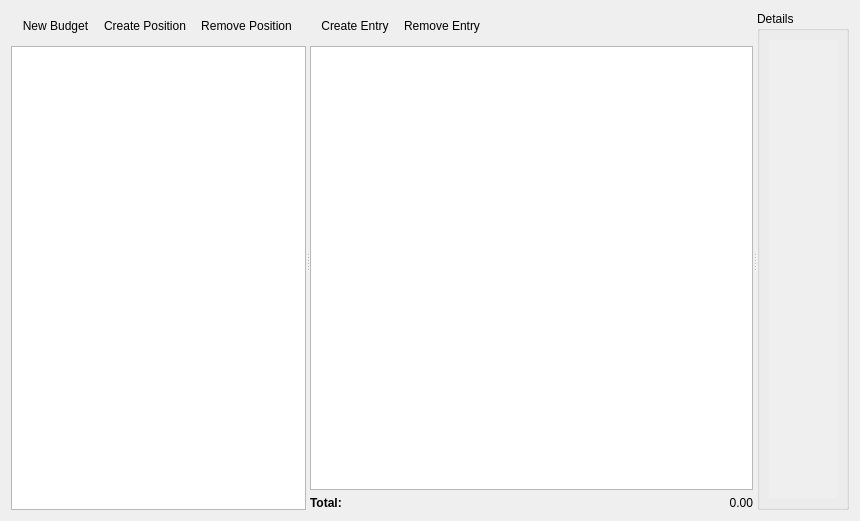
Old version of the form forms/budget.ui in the repository LukyLuke/PiTres.
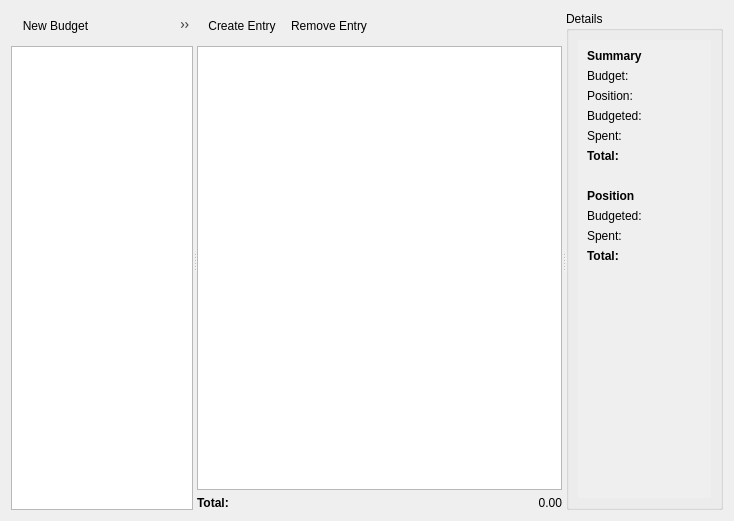
New version of the form. Icons and pictures are not drawn.

What changed in the file:
```diff
--- a/forms/budget.ui
+++ b/forms/budget.ui
@@ -6,7 +6,7 @@
    <rect>
     <x>0</x>
     <y>0</y>
-    <width>860</width>
+    <width>734</width>
     <height>521</height>
    </rect>
   </property>
@@ -26,7 +26,7 @@
      <widget class="QWidget" name="widget" native="true">
       <property name="sizePolicy">
        <sizepolicy hsizetype="Preferred" vsizetype="Preferred">
-        <horstretch>2</horstretch>
+        <horstretch>1</horstretch>
         <verstretch>0</verstretch>
        </sizepolicy>
       </property>
@@ -65,7 +65,7 @@
      <widget class="QWidget" name="widget_2" native="true">
       <property name="sizePolicy">
        <sizepolicy hsizetype="Preferred" vsizetype="Preferred">
-        <horstretch>3</horstretch>
+        <horstretch>2</horstretch>
         <verstretch>0</verstretch>
        </sizepolicy>
       </property>
@@ -87,7 +87,7 @@
          <item>
           <widget class="QLabel" name="label">
            <property name="text">
-            <string>&lt;html&gt;&lt;head/&gt;&lt;body&gt;&lt;p&gt;&lt;span style=&quot; font-weight:600;&quot;&gt;Total:&lt;/span&gt;&lt;/p&gt;&lt;/body&gt;&lt;/html&gt;</string>
+            <string>&lt;b&gt;Total:&lt;/b&gt;</string>
            </property>
           </widget>
          </item>
@@ -108,7 +108,7 @@
      <widget class="QGroupBox" name="groupBox">
       <property name="sizePolicy">
        <sizepolicy hsizetype="Preferred" vsizetype="Preferred">
-        <horstretch>1</horstretch>
+        <horstretch>2</horstretch>
         <verstretch>0</verstretch>
        </sizepolicy>
       </property>
@@ -118,9 +118,18 @@
       <layout class="QVBoxLayout" name="verticalLayout_3">
        <item>
         <widget class="QScrollArea" name="detailArea">
+         <property name="sizePolicy">
+          <sizepolicy hsizetype="Expanding" vsizetype="Preferred">
+           <horstretch>0</horstretch>
+           <verstretch>0</verstretch>
+          </sizepolicy>
+         </property>
          <property name="frameShape">
           <enum>QFrame::NoFrame</enum>
          </property>
+         <property name="horizontalScrollBarPolicy">
+          <enum>Qt::ScrollBarAlwaysOff</enum>
+         </property>
          <property name="widgetResizable">
           <bool>true</bool>
          </property>
@@ -129,10 +138,155 @@
            <rect>
             <x>0</x>
             <y>0</y>
-            <width>72</width>
+            <width>131</width>
             <height>477</height>
            </rect>
           </property>
+          <layout class="QFormLayout" name="formLayout">
+           <property name="fieldGrowthPolicy">
+            <enum>QFormLayout::ExpandingFieldsGrow</enum>
+           </property>
+           <item row="0" column="0">
+            <widget class="QLabel" name="label_2">
+             <property name="text">
+              <string>&lt;b&gt;Summary&lt;/b&gt;</string>
+             </property>
+            </widget>
+           </item>
+           <item row="1" column="0">
+            <widget class="QLabel" name="label_3">
+             <property name="text">
+              <string>Budget:</string>
+             </property>
+            </widget>
+           </item>
+           <item row="1" column="1">
+            <widget class="QLabel" name="labelSummaryBudget">
+             <property name="text">
+              <string/>
+             </property>
+            </widget>
+           </item>
+           <item row="2" column="0">
+            <widget class="QLabel" name="label_4">
+             <property name="text">
+              <string>Position:</string>
+             </property>
+            </widget>
+           </item>
+           <item row="2" column="1">
+            <widget class="QLabel" name="labelSummaryPosition">
+             <property name="text">
+              <string/>
+             </property>
+            </widget>
+           </item>
+           <item row="3" column="0">
+            <widget class="QLabel" name="label_5">
+             <property name="text">
+              <string>Budgeted:</string>
+             </property>
+            </widget>
+           </item>
+           <item row="3" column="1">
+            <widget class="QLabel" name="labelSummaryBudgeted">
+             <property name="text">
+              <string/>
+             </property>
+            </widget>
+           </item>
+           <item row="4" column="0">
+            <widget class="QLabel" name="label_6">
+             <property name="text">
+              <string>Spent:</string>
+             </property>
+            </widget>
+           </item>
+           <item row="4" column="1">
+            <widget class="QLabel" name="labelSummarySpent">
+             <property name="text">
+              <string/>
+             </property>
+            </widget>
+           </item>
+           <item row="5" column="0">
+            <widget class="QLabel" name="label_12">
+             <property name="text">
+              <string>&lt;b&gt;Total:&lt;/b&gt;</string>
+             </property>
+            </widget>
+           </item>
+           <item row="5" column="1">
+            <widget class="QLabel" name="labelSummaryTotal">
+             <property name="text">
+              <string/>
+             </property>
+            </widget>
+           </item>
+           <item row="6" column="0">
+            <widget class="QLabel" name="label_7">
+             <property name="text">
+              <string/>
+             </property>
+            </widget>
+           </item>
+           <item row="7" column="0">
+            <widget class="QLabel" name="label_8">
+             <property name="text">
+              <string>&lt;b&gt;Position&lt;/b&gt;</string>
+             </property>
+            </widget>
+           </item>
+           <item row="8" column="0">
+            <widget class="QLabel" name="label_9">
+             <property name="text">
+              <string>Budgeted:</string>
+             </property>
+            </widget>
+           </item>
+           <item row="8" column="1">
+            <widget class="QLabel" name="labelOverviewBudgeted">
+             <property name="text">
+              <string/>
+             </property>
+            </widget>
+           </item>
+           <item row="9" column="0">
+            <widget class="QLabel" name="label_10">
+             <property name="text">
+              <string>Spent:</string>
+             </property>
+            </widget>
+           </item>
+           <item row="9" column="1">
+            <widget class="QLabel" name="labelOverviewSpent">
+             <property name="text">
+              <string/>
+             </property>
+            </widget>
+           </item>
+           <item row="10" column="0">
+            <widget class="QLabel" name="label_11">
+             <property name="text">
+              <string>&lt;b&gt;Total:&lt;/b&gt;</string>
+             </property>
+            </widget>
+           </item>
+           <item row="10" column="1">
+            <widget class="QLabel" name="labelOverviewTotal">
+             <property name="text">
+              <string/>
+             </property>
+            </widget>
+           </item>
+           <item row="7" column="1">
+            <widget class="QLabel" name="labelOverviewPosition">
+             <property name="text">
+              <string/>
+             </property>
+            </widget>
+           </item>
+          </layout>
          </widget>
         </widget>
        </item>
```
Left out of the diff: 2 changed lines with no effect on the pictures.
